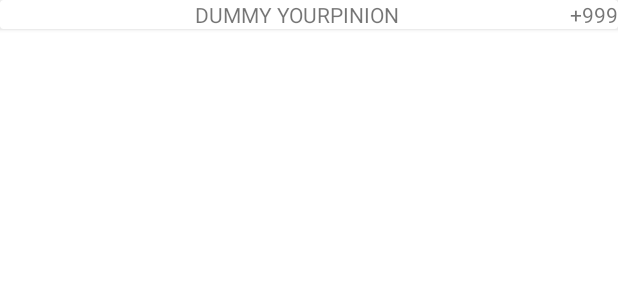
After one commit to MarkErgusNicholl/Yourpinions, an Android app: the layout recyclerview_yourpinion_item.xml on its own in the app's theme, with its tools: preview values and no code run, on a phone screen of 412 x 824 dp. The commit adds this screen. Shown: the top 300 px of the screen. Run offline under Robolectric (Android 15) with nearby library versions, the phone set to English and light mode, and no system bars.

Commit message:
Added simple cardview listitem to display yourpinion

```diff
--- a/app/build.gradle
+++ b/app/build.gradle
@@ -45,4 +45,5 @@ dependencies {
     testImplementation 'junit:junit:4.+'
     androidTestImplementation 'androidx.test.ext:junit:1.1.2'
     androidTestImplementation 'androidx.test.espresso:espresso-core:3.3.0'
+    implementation "androidx.cardview:cardview:1.0.0"
 }
--- /dev/null
+++ b/app/src/main/res/layout/recyclerview_yourpinion_item.xml
@@ -0,0 +1,33 @@
+<?xml version="1.0" encoding="utf-8"?>
+<androidx.cardview.widget.CardView xmlns:android="http://schemas.android.com/apk/res/android"
+    xmlns:app="http://schemas.android.com/apk/res-auto"
+    xmlns:tools="http://schemas.android.com/tools"
+    android:layout_width="match_parent"
+    android:layout_height="wrap_content">
+
+
+    <androidx.constraintlayout.widget.ConstraintLayout
+        android:layout_width="match_parent"
+        android:layout_height="match_parent">
+
+        <TextView
+            android:id="@+id/yourpinion"
+            android:layout_width="wrap_content"
+            android:layout_height="wrap_content"
+            android:layout_marginStart="16dp"
+            app:layout_constraintEnd_toStartOf="@+id/votecount"
+            app:layout_constraintStart_toStartOf="parent"
+            app:layout_constraintTop_toTopOf="parent"
+            tools:text="DUMMY YOURPINION"/>
+
+        <TextView
+            android:id="@+id/votecount"
+            android:layout_width="wrap_content"
+            android:layout_height="wrap_content"
+            app:layout_constraintBottom_toBottomOf="parent"
+            app:layout_constraintEnd_toEndOf="parent"
+            app:layout_constraintTop_toTopOf="parent"
+            tools:text="+999"/>
+
+    </androidx.constraintlayout.widget.ConstraintLayout>
+</androidx.cardview.widget.CardView>
```
Also changed, not shown: app/src/main/res/layout/main_fragment.xml (+6 -9 lines).
